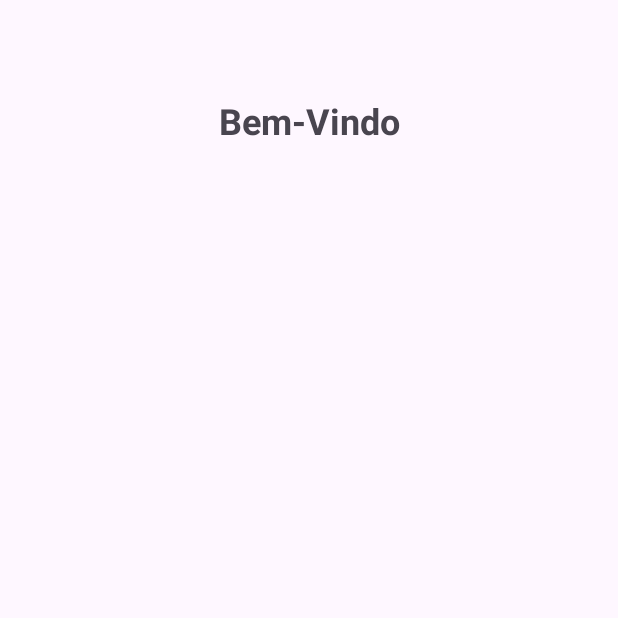
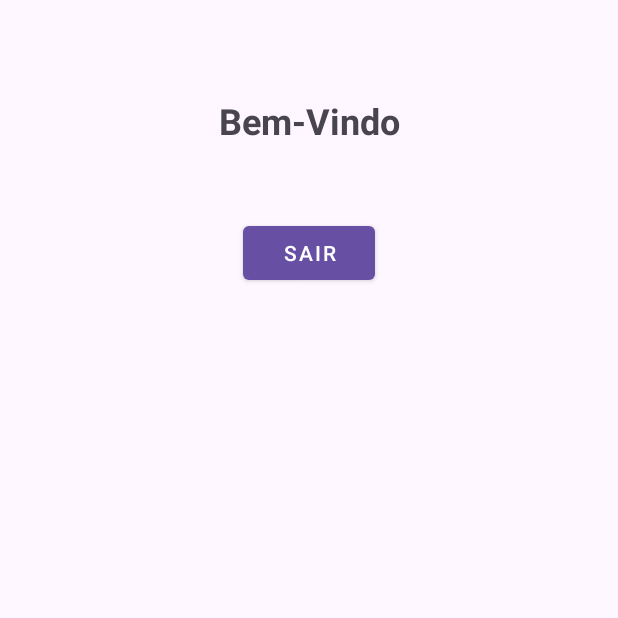
Before and after one commit to Felipe147-0/Login_DataStore, an Android app: the LoggedActivity screen opened directly, with no data from a screen before it, on a phone screen of 412 x 824 dp, the top half of it. Run offline under Robolectric (Android 15) with nearby library versions, the phone set to English and light mode, and no system bars.

Commit message:
LoggedActivity e LoggedViewModel e logOut

```diff
--- a/app/src/main/java/br/edu/ifsp/dmo1/login_datastore/data/DataStoreRepository.kt
+++ b/app/src/main/java/br/edu/ifsp/dmo1/login_datastore/data/DataStoreRepository.kt
@@ -33,6 +33,12 @@ class DataStoreRepository(context: Context) {
             preferences[PreferencesKeys.STAY_LOGGED_IN] = stayLoggedIn
         }
     }
+
+    suspend fun logoutChange () {
+        dataStore.edit { preferences ->
+            preferences[PreferencesKeys.STAY_LOGGED_IN] = false
+        }
+    }
     //flow é kotlin.courotines
 
     val loginPreferences: Flow<Pair<Boolean, Boolean>> = dataStore.data.map { preferences ->
--- a/app/src/main/java/br/edu/ifsp/dmo1/login_datastore/data/User.kt
+++ b/app/src/main/java/br/edu/ifsp/dmo1/login_datastore/data/User.kt
@@ -2,7 +2,7 @@ package br.edu.ifsp.dmo1.login_datastore.data
 
 object User {
     private const val email = "admin@email.com"
-    private const val passwd = 123456L
+    private const val passwd = 123456L               //mudar?
 
     fun autenticate(email: String, password: Long) = this.email == email && this.passwd == password
 }
--- a/app/src/main/java/br/edu/ifsp/dmo1/login_datastore/ui/logged/LoggedActivity.kt
+++ b/app/src/main/java/br/edu/ifsp/dmo1/login_datastore/ui/logged/LoggedActivity.kt
@@ -1,21 +1,37 @@
 package br.edu.ifsp.dmo1.login_datastore.ui.logged
 
+import android.content.Intent
 import android.os.Bundle
 import androidx.appcompat.app.AppCompatActivity
 import androidx.lifecycle.ViewModelProvider
 import br.edu.ifsp.dmo1.login_datastore.databinding.ActivityLoggedBinding
+import br.edu.ifsp.dmo1.login_datastore.ui.main.MainActivity
 
 class LoggedActivity : AppCompatActivity() {
     private lateinit var binding: ActivityLoggedBinding
-    //private lateinit var viewModel: LoggedViewModel
+    private lateinit var viewModel: LoggedViewModel
 
     override fun onCreate(savedInstanceState: Bundle?) {
         super.onCreate(savedInstanceState)
         binding = ActivityLoggedBinding.inflate(layoutInflater)
         setContentView(binding.root)
 
-       // viewModel = ViewModelProvider(this).get(LoggedViewModel::class.java)
+        viewModel = ViewModelProvider(this).get(LoggedViewModel::class.java)
         binding.textMessage.setText("Bem-Vindo")
+
+        setupListeners()
     }
 
+    private fun setupListeners() {
+        binding.buttonLogout.setOnClickListener {
+            viewModel.logout()
+            navigateToMainActivity()
+        }
+    }
+
+    private fun navigateToMainActivity() {
+        val mIntent = Intent(this, MainActivity::class.java)
+        startActivity(mIntent)
+        finish()
+    }
 }
--- /dev/null
+++ b/app/src/main/java/br/edu/ifsp/dmo1/login_datastore/ui/logged/LoggedViewModel.kt
@@ -0,0 +1,22 @@
+package br.edu.ifsp.dmo1.login_datastore.ui.logged
+
+import android.app.Application
+import androidx.lifecycle.AndroidViewModel
+import androidx.lifecycle.viewModelScope
+import br.edu.ifsp.dmo1.login_datastore.data.DataStoreRepository
+import kotlinx.coroutines.launch
+
+class LoggedViewModel(application: Application) : AndroidViewModel(application) {
+
+    private val repository = DataStoreRepository(application)
+
+    fun logout() {
+        logoutPreference()
+    }
+
+    private fun logoutPreference() {
+        viewModelScope.launch {
+            repository.logoutChange()
+        }
+    }
+}
--- a/app/src/main/java/br/edu/ifsp/dmo1/login_datastore/util/DataStoreExtension.kt
+++ b/app/src/main/java/br/edu/ifsp/dmo1/login_datastore/util/DataStoreExtension.kt
@@ -6,6 +6,7 @@ import androidx.datastore.preferences.core.Preferences
 import androidx.datastore.preferences.preferencesDataStore
 import br.edu.ifsp.dmo1.login_datastore.data.DataStoreRepository
 
-val Context.dataStore: DataStore<Preferences> by preferencesDataStore(name = DataStoreRepository.PreferencesFile.FILE_NAME)
+val Context.dataStore: DataStore<Preferences> by
+preferencesDataStore(name = DataStoreRepository.PreferencesFile.FILE_NAME)
                 //atributo dentro do context pode chamar como quiser
                         //preferences é androidx...
--- a/app/src/main/res/layout/activity_logged.xml
+++ b/app/src/main/res/layout/activity_logged.xml
@@ -18,4 +18,15 @@
         android:textSize="24sp"
         android:layout_marginTop="64dp" />
 
+    <com.google.android.material.button.MaterialButton
+        android:id="@+id/button_logout"
+        style="@style/Widget.MaterialComponents.Button"
+        android:layout_width="wrap_content"
+        android:layout_height="wrap_content"
+        android:layout_marginTop="48dp"
+        android:text="Sair"
+        app:layout_constraintEnd_toEndOf="parent"
+        app:layout_constraintStart_toStartOf="parent"
+        app:layout_constraintTop_toBottomOf="@id/text_message"/>
+
 </androidx.constraintlayout.widget.ConstraintLayout>
```
